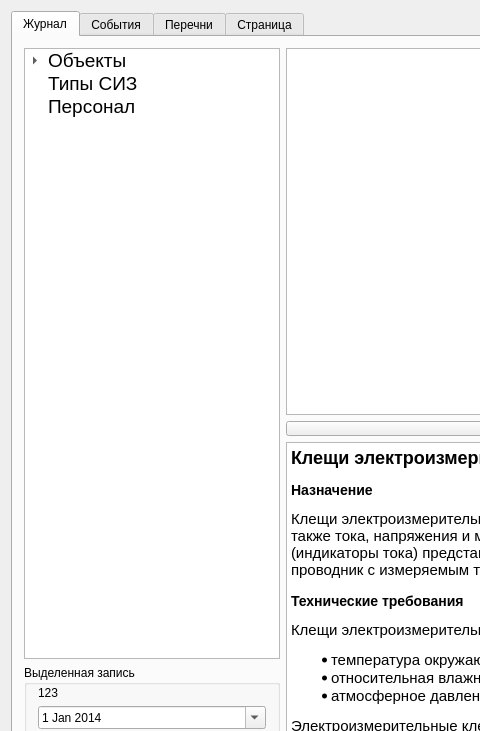
Before: the Qt Designer form mainsizwindow.ui in OpexXXX/SIZ, drawn with Qt 5; both pictures show x 0 to 480 and y 0 to 731 of the 1331 by 833 pixel window.
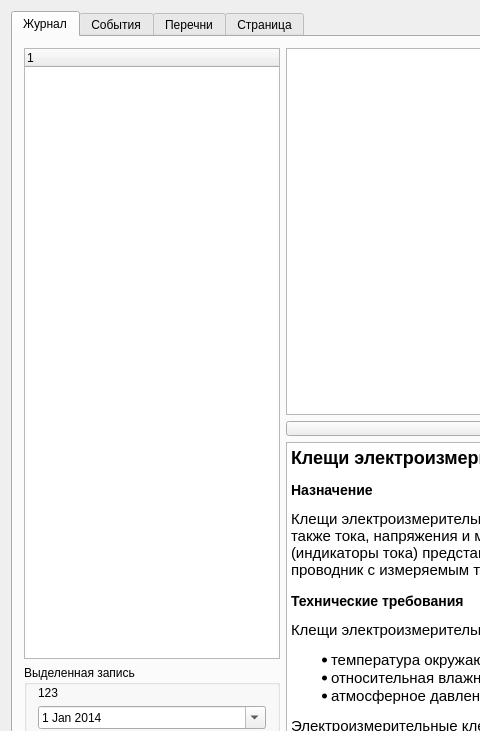
After: the same form once the commit is applied. The open tabs and pages were chosen to show the change. Icons and pictures are not drawn.

```diff
--- a/mainsizwindow.ui
+++ b/mainsizwindow.ui
@@ -86,56 +86,16 @@
              <bool>false</bool>
             </property>
             <property name="headerHidden">
-             <bool>true</bool>
+             <bool>false</bool>
             </property>
             <attribute name="headerVisible">
-             <bool>false</bool>
+             <bool>true</bool>
             </attribute>
             <column>
              <property name="text">
-              <string/>
+              <string notr="true">1</string>
              </property>
             </column>
-            <item>
-             <property name="text">
-              <string>Объекты</string>
-             </property>
-             <property name="font">
-              <font>
-               <pointsize>14</pointsize>
-              </font>
-             </property>
-             <item>
-              <property name="text">
-               <string>Новый дочерний элемент</string>
-              </property>
-              <property name="font">
-               <font>
-                <pointsize>13</pointsize>
-               </font>
-              </property>
-             </item>
-            </item>
-            <item>
-             <property name="text">
-              <string>Типы СИЗ</string>
-             </property>
-             <property name="font">
-              <font>
-               <pointsize>14</pointsize>
-              </font>
-             </property>
-            </item>
-            <item>
-             <property name="text">
-              <string>Персонал</string>
-             </property>
-             <property name="font">
-              <font>
-               <pointsize>14</pointsize>
-              </font>
-             </property>
-            </item>
            </widget>
           </item>
           <item>
```
Left out of the diff: 2 changed lines with no effect on the pictures.
